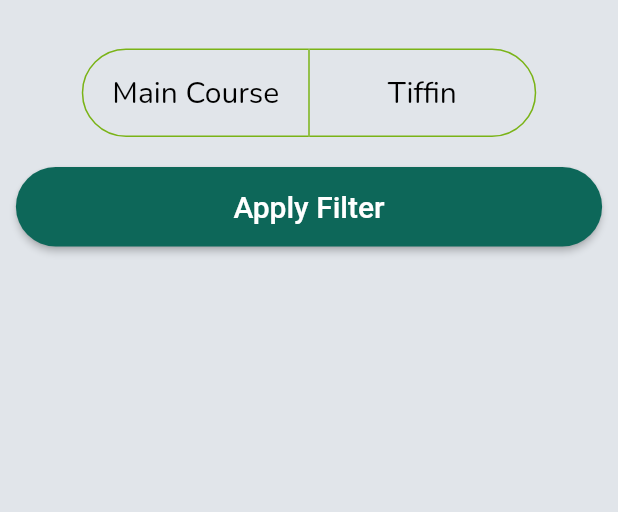
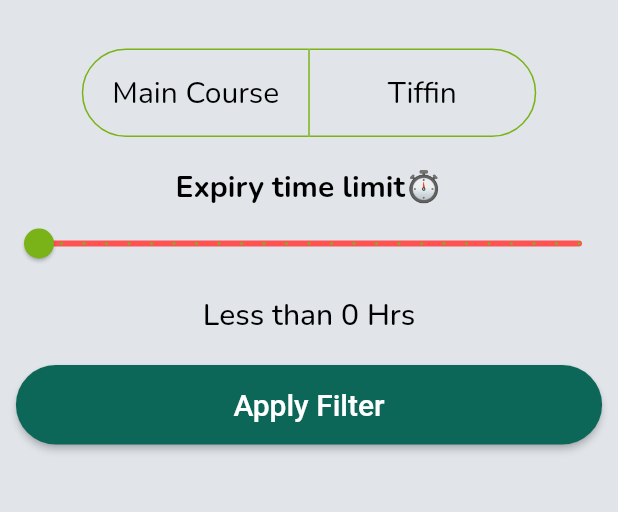
Before and after one commit to KathirvelChandrasekaran/food_for_all, a Flutter app: the screen it shows once a user with an empty profile is signed in, item 2 of the bottom bar chosen, after a tap on "Filter content", on a phone screen of 412 x 824 dp, the part 73-585 px from its top. Run offline on Flutter 3.47's test engine with Material 2 defaults, Android fonts, the phone set to English and light mode, and no system bars; drawn by our look-alikes of floating_bottom_navigation_bar, material_floating_search_bar; our stand-ins replace bouncing_widget, carousel_slider, cloud_firestore, firebase_auth, firebase_core, firebase_storage and 16 more; missing offline and left inert: comment_box, geocoder; accounts and stored records are empty; network calls fail.

Commit message:
bug fixes on filter post

```diff
--- a/lib/providers/filterPostProvider.dart
+++ b/lib/providers/filterPostProvider.dart
@@ -1,20 +1,33 @@
+import 'package:cloud_firestore/cloud_firestore.dart';
 import 'package:flutter/cupertino.dart';
 import 'package:flutter_riverpod/flutter_riverpod.dart';
-import 'package:cloud_firestore/cloud_firestore.dart';
-import 'package:food_for_all/services/filterPostService.dart';
 
 class FilterPostProvider extends ChangeNotifier {
   bool _filterFlag = false;
+  List<bool> _isFoodSelected = [false, false];
+  int _startTime = 0;
+  Stream<QuerySnapshot> _fetchedPost;
+
+
+  Stream<QuerySnapshot> get fetchedPost => _fetchedPost;
+
+  set startTime(int value) {
+    _startTime = value;
+  }
 
   bool get filterFlag => _filterFlag;
-  List<bool> _isFoodSelected = [false, false];
 
   List<bool> get isFoodSelected => _isFoodSelected;
 
-  void listenToFilters(List<bool> foodType, bool filterFlag) {
+  int get startTime => _startTime;
+
+
+  void listenToFilters(
+      List<bool> foodType, bool filterFlag, int startTime) {
     _isFoodSelected[0] = foodType[0];
     _isFoodSelected[1] = foodType[1];
     _filterFlag = filterFlag;
+    _startTime = startTime;
 
     notifyListeners();
   }
@@ -23,15 +36,3 @@ class FilterPostProvider extends ChangeNotifier {
 final filterProvider = ChangeNotifierProvider(
   (_) => FilterPostProvider(),
 );
-
-final filterPostProvider = Provider(
-  (ref) => FilterPostService(),
-);
-
-final getFilteredPost =
-    StreamProvider.autoDispose.family<QuerySnapshot, List<bool>>(
-  (ref, filters) {
-    final posts = ref.read(filterPostProvider);
-    return posts.get(filters);
-  },
-);
--- a/lib/screens/filters.dart
+++ b/lib/screens/filters.dart
@@ -68,18 +68,54 @@ class _FiltersState extends State<Filters> {
                   isSelected: filters.isFoodSelected,
                   onPressed: (int index) {
                     setState(() {
-                      filters.isFoodSelected[index] = !filters.isFoodSelected[index];
+                      filters.isFoodSelected[index] =
+                          !filters.isFoodSelected[index];
                     });
                   },
+                ),
+                SizedBox(height: 20),
+                Text(
+                  "Expiry time limit⏱️",
+                  style: TextStyle(
+                    color: !theme.darkTheme ? Colors.white : Colors.black,
+                    fontWeight: FontWeight.bold,
+                    fontSize: 20,
+                  ),
+                ),
+                Slider(
+                  min: 0,
+                  max: 24,
+                  divisions: 24,
+                  activeColor: Theme.of(context).accentColor,
+                  inactiveColor: Colors.redAccent,
+                  value: filters.startTime.toDouble(),
+                  onChanged: (value) {
+                    setState(
+                      () {
+                        filters.startTime = value.toInt();
+                      },
+                    );
+                  },
+                ),
+                SizedBox(height: 10),
+                Text(
+                  "Less than ${filters.startTime} Hrs",
+                  style: TextStyle(
+                    color: !theme.darkTheme ? Colors.white : Colors.black,
+                    fontWeight: FontWeight.w500,
+                    fontSize: 20,
+                  ),
                 ),
                 SizedBox(
                   height: 20,
                 ),
                 ElevatedButton(
                   onPressed: () {
-                    context
-                        .read(filterProvider)
-                        .listenToFilters(filters.isFoodSelected, true);
+                    context.read(filterProvider).listenToFilters(
+                          filters.isFoodSelected,
+                          true,
+                          filters.startTime,
+                        );
                     Navigator.pop(context);
                   },
                   style: ElevatedButton.styleFrom(
--- a/lib/screens/search.dart
+++ b/lib/screens/search.dart
@@ -86,8 +86,6 @@ class _SearchState extends State<Search> {
           builder: (context, watch, child) {
             final theme = watch(themingNotifer);
             final filters = watch(filterProvider);
-            final filteredPosts =
-                watch(getFilteredPost(filters.isFoodSelected).stream);
             return Column(
               crossAxisAlignment: CrossAxisAlignment.start,
               children: [
@@ -176,33 +174,38 @@ class _SearchState extends State<Search> {
                         Container(
                           child: filters.filterFlag
                               ? StreamBuilder(
-                                  stream: filteredPosts,
+                                  stream: FirebaseFirestore.instance
+                                      .collection("Posts")
+                                      .where('mainCourse',
+                                          isEqualTo: filters.isFoodSelected[0])
+                                      .where('tiffin',
+                                          isEqualTo: filters.isFoodSelected[1])
+                                      .where('expiry',
+                                          isLessThan: filters.startTime)
+                                      .snapshots(),
                                   builder: (BuildContext context,
                                       AsyncSnapshot<QuerySnapshot> snapshot) {
                                     if (!snapshot.hasData)
                                       return Center(
-                                        child: CircularProgressIndicator(
-                                          color: Theme.of(context).primaryColor,
-                                        ),
+                                        child: CircularProgressIndicator(),
                                       );
-                                    if (snapshot.data.size < 1)
-                                      return Center(
-                                        child: Text(
-                                          "Apply filter to view result️",
+                                    if (snapshot.data.size < 1) {
+                                      return Text(
+                                        "No results found 😕",
                                         style: TextStyle(
                                           color: Theme.of(context).primaryColor,
                                           fontWeight: FontWeight.w600,
                                           fontSize: 25,
                                         ),
-                                        ),
                                       );
+                                    }
                                       return ListView(
+                                        scrollDirection: Axis.vertical,
                                         shrinkWrap: true,
-                                      primary: true,
-                                      scrollDirection: Axis.vertical,
-                                      children: snapshot.data.docs.map(
-                                        (doc) {
-                                          return Column(
+                                        children: snapshot.data.docs.map((doc) {
+                                          // print(doc.id);
+                                          return Center(
+                                            child: Column(
                                               children: [
                                                 SizedBox(
                                                   height: 25,
@@ -215,8 +218,7 @@ class _SearchState extends State<Search> {
                                                       Navigator.push(
                                                         context,
                                                         MaterialPageRoute(
-                                                        builder: (context) =>
-                                                            ViewPost(
+                                                          builder: (context) => ViewPost(
                                                             snapshot: doc,
                                                           ),
                                                         ),
@@ -226,14 +228,11 @@ class _SearchState extends State<Search> {
                                                       tag: doc.id,
                                                       child: Container(
                                                         width:
-                                                          MediaQuery.of(context)
-                                                                  .size
-                                                                  .width *
-                                                              0.85,
+                                                        MediaQuery.of(context).size.width *
+                                                            0.90,
                                                         decoration: BoxDecoration(
                                                           color: Colors.white,
-                                                        borderRadius:
-                                                            BorderRadius.circular(
+                                                          borderRadius: BorderRadius.circular(
                                                             15,
                                                           ),
                                                           boxShadow: [
@@ -246,15 +245,13 @@ class _SearchState extends State<Search> {
                                                         child: Column(
                                                           children: [
                                                             Container(
-                                                            margin:
-                                                                EdgeInsets.only(
+                                                              margin: EdgeInsets.only(
                                                                 left: 20,
                                                                 top: 30,
                                                               ),
                                                               child: Row(
                                                                 mainAxisAlignment:
-                                                                  MainAxisAlignment
-                                                                      .start,
+                                                                MainAxisAlignment.start,
                                                                 children: [
                                                                   CircleAvatar(
                                                                     backgroundImage:
@@ -273,34 +270,27 @@ class _SearchState extends State<Search> {
                                                                     children: [
                                                                       Text(
                                                                         doc['userName'],
-                                                                      style:
-                                                                          TextStyle(
+                                                                        style: TextStyle(
                                                                           color: Theme.of(
                                                                               context)
                                                                               .selectedRowColor,
                                                                           fontWeight:
-                                                                            FontWeight
-                                                                                .w600,
-                                                                        fontSize:
-                                                                            16,
+                                                                          FontWeight.w600,
+                                                                          fontSize: 16,
                                                                         ),
                                                                       ),
                                                                       Text(
-                                                                      timeago
-                                                                          .format(
+                                                                        timeago.format(
                                                                           doc['createdAt']
                                                                               .toDate(),
                                                                         ),
-                                                                      style:
-                                                                          TextStyle(
+                                                                        style: TextStyle(
                                                                           color: Theme.of(
                                                                               context)
                                                                               .selectedRowColor,
                                                                           fontWeight:
-                                                                            FontWeight
-                                                                                .w400,
-                                                                        fontSize:
-                                                                            15,
+                                                                          FontWeight.w400,
+                                                                          fontSize: 15,
                                                                         ),
                                                                       ),
                                                                     ],
@@ -311,34 +301,23 @@ class _SearchState extends State<Search> {
                                                             doc['images']
                                                                 ? Container(
                                                               child:
-                                                                      CarouselSlider
-                                                                          .builder(
-                                                                    itemCount: doc[
-                                                                            'url']
-                                                                        .length,
+                                                              CarouselSlider.builder(
+                                                                itemCount:
+                                                                doc['url'].length,
                                                                 itemBuilder: (context,
                                                                     index,
                                                                     realIndex) =>
                                                                     Container(
-                                                                      child: Image
-                                                                          .network(
-                                                                        doc['url']
-                                                                            [
-                                                                            index],
-                                                                        fit: BoxFit
-                                                                            .contain,
+                                                                      child: Image.network(
+                                                                        doc['url'][index],
+                                                                        fit: BoxFit.contain,
                                                                       ),
                                                                     ),
-                                                                    options:
-                                                                        CarouselOptions(
-                                                                      aspectRatio:
-                                                                          1.0,
-                                                                      enlargeCenterPage:
-                                                                          true,
-                                                                      autoPlay:
-                                                                          true,
-                                                                      viewportFraction:
-                                                                          0.7,
+                                                                options: CarouselOptions(
+                                                                  aspectRatio: 1.0,
+                                                                  enlargeCenterPage: true,
+                                                                  autoPlay: true,
+                                                                  viewportFraction: 0.7,
                                                                 ),
                                                               ),
                                                             )
@@ -347,20 +326,14 @@ class _SearchState extends State<Search> {
                                                               child: Text(
                                                                 doc['postContent'],
                                                                 style: TextStyle(
-                                                                color: Theme.of(
-                                                                        context)
+                                                                  color: Theme.of(context)
                                                                       .selectedRowColor,
-                                                                fontWeight:
-                                                                    FontWeight
-                                                                        .w600,
+                                                                  fontWeight: FontWeight.w600,
                                                                   fontSize: 20,
                                                                 ),
-                                                              overflow:
-                                                                  TextOverflow
-                                                                      .ellipsis,
+                                                                overflow: TextOverflow.ellipsis,
                                                               ),
-                                                            margin:
-                                                                EdgeInsets.only(
+                                                              margin: EdgeInsets.only(
                                                                 left: 25,
                                                                 right: 25,
                                                               ),
@@ -372,20 +345,14 @@ class _SearchState extends State<Search> {
                                                               child: Text(
                                                                 doc['postHeading'],
                                                                 style: TextStyle(
-                                                                color: Theme.of(
-                                                                        context)
+                                                                  color: Theme.of(context)
                                                                       .selectedRowColor,
-                                                                fontWeight:
-                                                                    FontWeight
-                                                                        .w500,
+                                                                  fontWeight: FontWeight.w500,
                                                                   fontSize: 20,
                                                                 ),
-                                                              overflow:
-                                                                  TextOverflow
-                                                                      .ellipsis,
+                                                                overflow: TextOverflow.ellipsis,
                                                               ),
-                                                            margin:
-                                                                EdgeInsets.only(
+                                                              margin: EdgeInsets.only(
                                                                 left: 25,
                                                                 right: 25,
                                                               ),
@@ -400,19 +367,13 @@ class _SearchState extends State<Search> {
                                                                     .toString() +
                                                                     " Comment(s)",
                                                                 style: TextStyle(
-                                                                color: Colors
-                                                                    .black54,
-                                                                fontWeight:
-                                                                    FontWeight
-                                                                        .bold,
+                                                                  color: Colors.black54,
+                                                                  fontWeight: FontWeight.bold,
                                                                   fontSize: 20,
                                                                 ),
-                                                              overflow:
-                                                                  TextOverflow
-                                                                      .ellipsis,
+                                                                overflow: TextOverflow.ellipsis,
                                                               ),
-                                                            margin:
-                                                                EdgeInsets.only(
+                                                              margin: EdgeInsets.only(
                                                                 left: 25,
                                                                 right: 25,
                                                               ),
@@ -426,18 +387,15 @@ class _SearchState extends State<Search> {
                                                     ),
                                                   ),
                                                 ),
-                                              SizedBox(
-                                                height: 25,
+                                              ],
                                             ),
-                                            ],
                                           );
-                                        },
-                                      ).toList(),
+                                        }).toList(),
                                       );
                                   },
                                 )
                               : Text(
-                                  "Result not found ☹️",
+                                  "Apply filters to see posts 📭",
                                   style: TextStyle(
                                     color: Theme.of(context).primaryColor,
                                     fontWeight: FontWeight.w600,
@@ -445,7 +403,6 @@ class _SearchState extends State<Search> {
                                   ),
                                 ),
                         ),
-
                       ],
                     ),
                   ),
--- a/lib/services/filterPostService.dart
+++ /dev/null
@@ -1,15 +0,0 @@
-import 'package:cloud_firestore/cloud_firestore.dart';
-
-class FilterPostService {
-  FilterPostService();
-
-  CollectionReference db = FirebaseFirestore.instance.collection("Posts");
-
-  Stream<QuerySnapshot> get(List<bool> food) {
-    var snapshot = db
-        .where('mainCourse', isEqualTo: food[0])
-        .where('tiffin', isEqualTo: food[1])
-        .snapshots();
-    return snapshot;
-  }
-}
--- a/pubspec.yaml
+++ b/pubspec.yaml
@@ -41,6 +41,8 @@ dependencies:
   url_launcher: ^6.0.9
   material_floating_search_bar: ^0.3.4
   page_transition: ^2.0.2
+  freezed: ^0.12.7
+  freezed_annotation: ^0.14.0
 
 dev_dependencies:
   flutter_test:
```
Also changed, not shown: pubspec.lock. Lines whose indentation alone changed are shown as unchanged.
